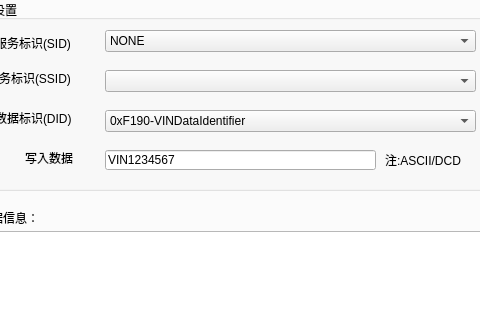
Qt form udssoft.ui (liuweiliang2006/UDS_soft) before a commit; both pictures show x 97 to 577 and y 156 to 476 of the 1078 by 786 pixel window.
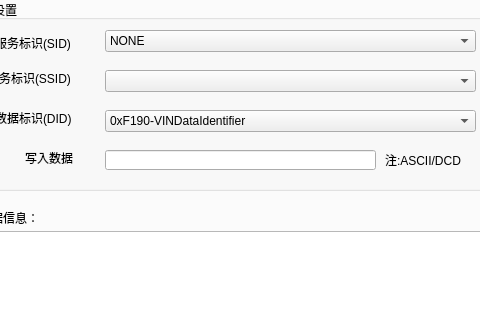
The same form after that commit.

```diff
--- a/udssoft.ui
+++ b/udssoft.ui
@@ -589,7 +589,7 @@
         </rect>
        </property>
        <property name="text">
-        <string>VIN1234567</string>
+        <string/>
        </property>
       </widget>
       <widget class="QLabel" name="label_Text">
```
